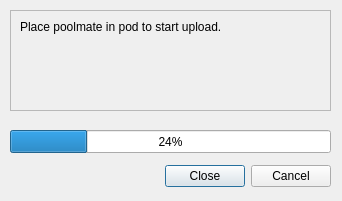
The window that ui/sync.ui (ihewitt/poolviewer) describes before a commit, drawn with Qt 5.
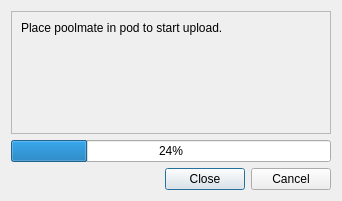
The same window after the commit.

Commit message:
Add grid layout to allow nicer resize.
Andrea

Patch:
```diff
--- a/ui/sync.ui
+++ b/ui/sync.ui
@@ -13,59 +13,18 @@
   <property name="windowTitle">
    <string>Sync</string>
   </property>
-  <widget class="QDialogButtonBox" name="buttonBox">
-   <property name="geometry">
-    <rect>
-     <x>100</x>
-     <y>160</y>
-     <width>231</width>
-     <height>32</height>
-    </rect>
-   </property>
-   <property name="orientation">
-    <enum>Qt::Horizontal</enum>
-   </property>
-   <property name="standardButtons">
-    <set>QDialogButtonBox::Cancel|QDialogButtonBox::Close</set>
-   </property>
-  </widget>
-  <widget class="QProgressBar" name="progressBar">
-   <property name="geometry">
-    <rect>
-     <x>10</x>
-     <y>130</y>
-     <width>321</width>
-     <height>23</height>
-    </rect>
-   </property>
-   <property name="value">
-    <number>24</number>
-   </property>
-  </widget>
+  <layout class="QGridLayout" name="gridLayout">
+   <item row="0" column="0">
   <widget class="QFrame" name="frame">
-   <property name="geometry">
-    <rect>
-     <x>10</x>
-     <y>10</y>
-     <width>321</width>
-     <height>101</height>
-    </rect>
-   </property>
    <property name="frameShape">
     <enum>QFrame::StyledPanel</enum>
    </property>
    <property name="frameShadow">
     <enum>QFrame::Raised</enum>
    </property>
+     <layout class="QGridLayout" name="gridLayout_2">
+      <item row="0" column="0">
    <widget class="QLabel" name="label">
-    <property name="geometry">
-     <rect>
-      <x>10</x>
-      <y>10</y>
-      <width>301</width>
-      <height>81</height>
-     </rect>
-    </property>
     <property name="text">
      <string>Place poolmate in pod to start upload.</string>
     </property>
@@ -73,7 +32,28 @@
      <set>Qt::AlignLeading|Qt::AlignLeft|Qt::AlignTop</set>
     </property>
    </widget>
-  </widget>
+      </item>
+     </layout>
+    </widget>
+   </item>
+   <item row="1" column="0">
+    <widget class="QProgressBar" name="progressBar">
+     <property name="value">
+      <number>24</number>
+     </property>
+    </widget>
+   </item>
+   <item row="2" column="0">
+    <widget class="QDialogButtonBox" name="buttonBox">
+     <property name="orientation">
+      <enum>Qt::Horizontal</enum>
+     </property>
+     <property name="standardButtons">
+      <set>QDialogButtonBox::Cancel|QDialogButtonBox::Close</set>
+     </property>
+    </widget>
+   </item>
+  </layout>
  </widget>
  <resources/>
  <connections>
```
Lines whose indentation alone changed are shown as unchanged. The commit also changes 1 other file.
